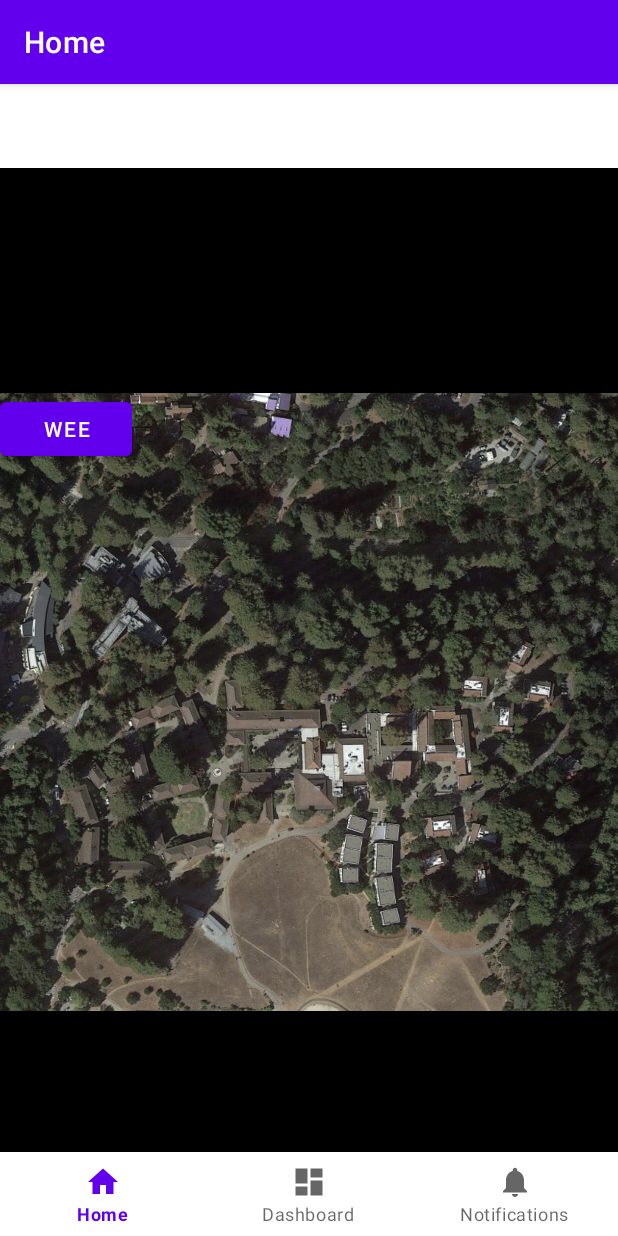
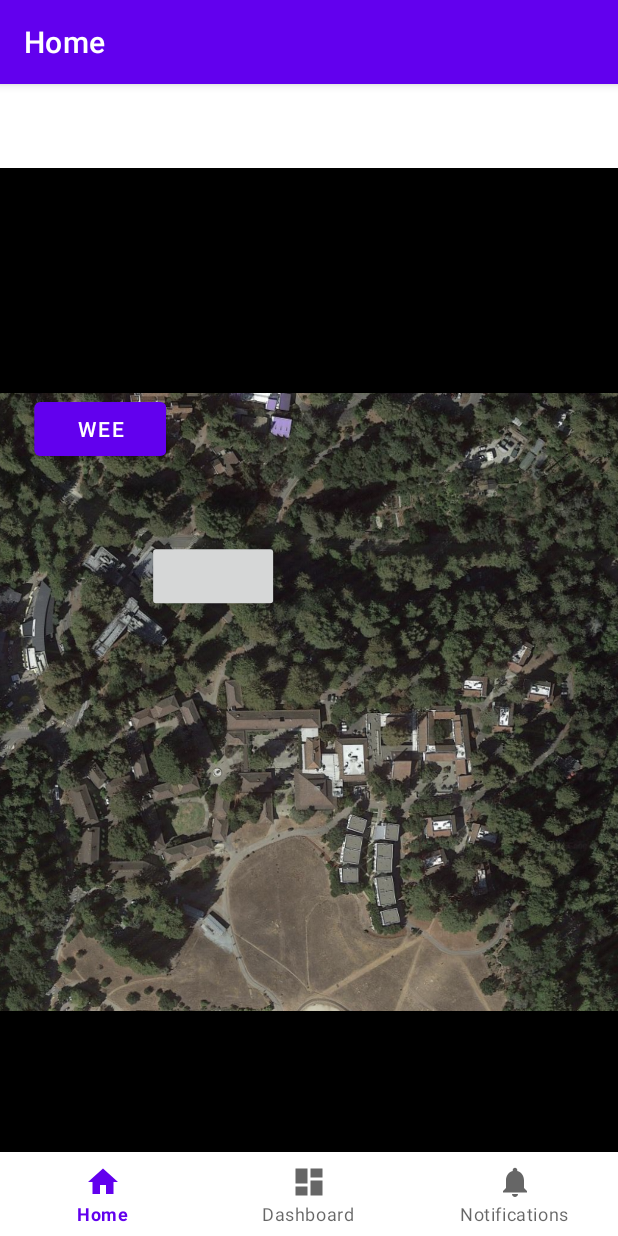
Before and after one commit to JMack21/cruzhacks23, an Android app: the screen it shows after launch (MainActivity), on a phone screen of 412 x 824 dp. Run offline under Robolectric (Android 15) with nearby library versions, the phone set to English and light mode, and no system bars; our stand-ins replace navigation-ui.

Commit message:
-Added MapMarkerManager and MapMarker

```diff
--- a/silvertrails/app/src/main/java/com/pascalcase/silvertrails/gamertools/maptools/MapMarkerManager.java
+++ b/silvertrails/app/src/main/java/com/pascalcase/silvertrails/gamertools/maptools/MapMarkerManager.java
@@ -17,12 +17,12 @@ public class MapMarkerManager
         markers.add(marker);
     }
 
-    public void updateMarkerPositions(float x, float y)
+    public void updateMarkerPositions(float transX, float transY, float scaleX, float scaleY)
     {
         for (MapMarker marker : markers)
         {
-            marker.view.setX(x);
-            marker.view.setY(y);
+            marker.view.setX(transX + marker.offsetX * scaleX);
+            marker.view.setY(transY + marker.offsetY * scaleY);
         }
     }
 }
--- a/silvertrails/app/src/main/java/com/pascalcase/silvertrails/ui/Constants.java
+++ b/silvertrails/app/src/main/java/com/pascalcase/silvertrails/ui/Constants.java
@@ -1,4 +1,7 @@
 package com.pascalcase.silvertrails.ui;
+
+import android.view.View;
+import android.widget.Button;
 
 public class Constants
 {
--- a/silvertrails/app/src/main/java/com/pascalcase/silvertrails/ui/home/HomeFragment.java
+++ b/silvertrails/app/src/main/java/com/pascalcase/silvertrails/ui/home/HomeFragment.java
@@ -13,12 +13,17 @@ import androidx.lifecycle.ViewModelProvider;
 
 import com.pascalcase.silvertrails.databinding.FragmentHomeBinding;
 import com.pascalcase.silvertrails.gamertools.imagescrolling.TouchImageView;
+import com.pascalcase.silvertrails.gamertools.maptools.MapMarker;
+import com.pascalcase.silvertrails.gamertools.maptools.MapMarkerManager;
 
 public class HomeFragment extends Fragment
 {
 
     private FragmentHomeBinding binding;
+
     private TouchImageView campusMap;
+
+    private MapMarkerManager mapMarkerManager;
 
     public View onCreateView(@NonNull LayoutInflater inflater,
                              ViewGroup container, Bundle savedInstanceState)
@@ -31,6 +36,13 @@ public class HomeFragment extends Fragment
         {
             campusMap = binding.campusPngImage;
             campusMap.receiverOfUpdate = this;
+
+            mapMarkerManager = new MapMarkerManager();
+            mapMarkerManager.addMarker(new MapMarker(binding.moveMe, 70f, 0f));
+
+            Button chunga = new Button(getContext());
+            binding.mapMarkersLayout.addView(chunga);
+            mapMarkerManager.addMarker(new MapMarker(chunga, 300f, 300f));
         }
 
         return binding.getRoot();
@@ -39,9 +51,12 @@ public class HomeFragment extends Fragment
     // Custom method
     public void onUpdateZoom()
     {
-        Button moveMe = binding.moveMe;
-        moveMe.setX(campusMap.getPubTransX());
-        moveMe.setY(campusMap.getPubTransY());
+        float transX = campusMap.getPubTransX();
+        float transY = campusMap.getPubTransY();
+        float scaleX = campusMap.getPubScaleX();
+        float scaleY = campusMap.getPubScaleY();
+
+        mapMarkerManager.updateMarkerPositions(transX, transY, scaleX, scaleY);
     }
 
     @Override
--- a/silvertrails/app/src/main/res/layout/fragment_home.xml
+++ b/silvertrails/app/src/main/res/layout/fragment_home.xml
@@ -23,6 +23,7 @@
         tools:srcCompat="@drawable/satellite_stevenson" />
 
     <androidx.constraintlayout.widget.ConstraintLayout
+        android:id="@+id/map_markers_layout"
         android:layout_width="match_parent"
         android:layout_height="match_parent">
 
```
